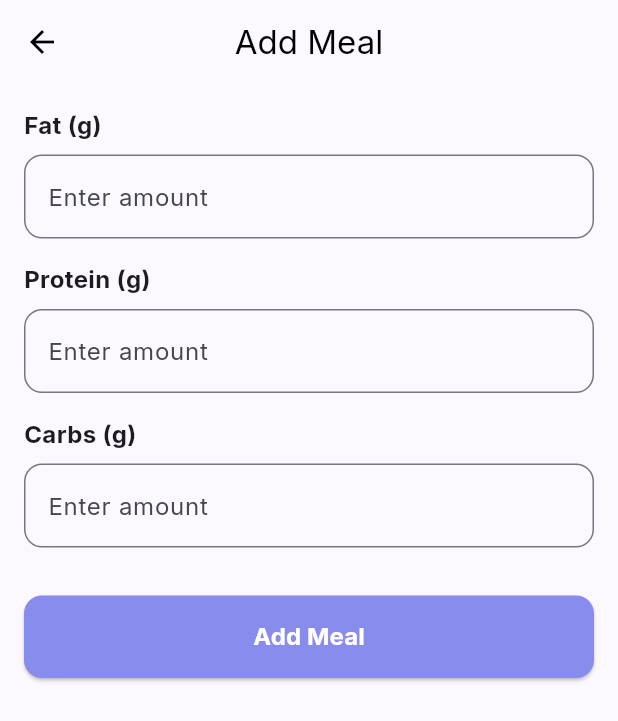
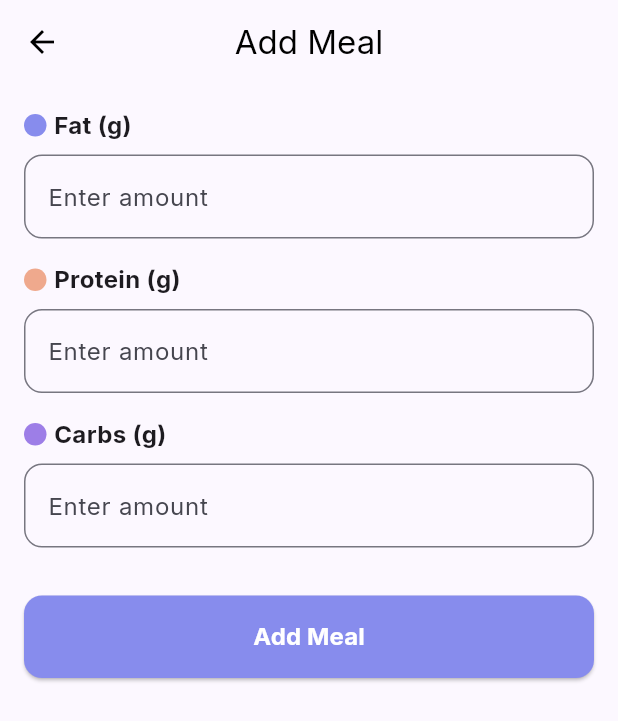
Before and after one commit to RITWIZSINGH/quamin-health-module-frontend, a Flutter app: the AddMealScreen screen opened directly, on a phone screen of 412 x 824 dp. Shown: the top 721 px of the screen. Run offline on Flutter 3.47's test engine with Material 3 defaults, Android fonts, the phone set to English and light mode, and no system bars; our stand-ins replace firebase_auth, firebase_core, fl_chart, flutter_svg, go_router, google_fonts and 2 more; accounts and stored records are empty; network calls fail.

Commit message:
Added custom swiping navigation between the main three tabs

```diff
--- a/lib/routes/custom_page_route.dart
+++ b/lib/routes/custom_page_route.dart
@@ -5,7 +5,7 @@ class CustomPageRoute extends PageRouteBuilder {
 
   CustomPageRoute({required this.child})
       : super(
-          transitionDuration: const Duration(milliseconds: 300),
+          transitionDuration: const Duration(milliseconds: 400),
           pageBuilder: (context, animation, secondaryAnimation) => child,
           transitionsBuilder: (context, animation, secondaryAnimation, child) {
             const begin = Offset(1.0, 0.0);
--- a/lib/screens/dashboard/highlightscreens/nutrition_tracker_screens/add_meal_screen.dart
+++ b/lib/screens/dashboard/highlightscreens/nutrition_tracker_screens/add_meal_screen.dart
@@ -37,15 +37,15 @@ class _AddMealScreenState extends State<AddMealScreen> {
           child: Column(
             crossAxisAlignment: CrossAxisAlignment.start,
             children: [
-              _buildNutrientInput('Fat (g)', (value) {
+              _buildNutrientInput('Fat (g)', Color(0xff878ced), (value) {
                 setState(() => _fat = double.parse(value));
               }),
               const SizedBox(height: 16),
-              _buildNutrientInput('Protein (g)', (value) {
+              _buildNutrientInput('Protein (g)', Color(0xffefa98d), (value) {
                 setState(() => _protein = double.parse(value));
               }),
               const SizedBox(height: 16),
-              _buildNutrientInput('Carbs (g)', (value) {
+              _buildNutrientInput('Carbs (g)', Color(0xff9d7ee7), (value) {
                 setState(() => _carbs = double.parse(value));
               }),
               const SizedBox(height: 32),
@@ -72,16 +72,31 @@ class _AddMealScreenState extends State<AddMealScreen> {
     );
   }
 
-  Widget _buildNutrientInput(String label, Function(String) onChanged) {
+  Widget _buildNutrientInput(
+      String label, Color color, Function(String) onChanged) {
     return Column(
       crossAxisAlignment: CrossAxisAlignment.start,
       children: [
+        Row(
+          mainAxisAlignment: MainAxisAlignment.start,
+          children: [
+            Container(
+              height: 15,
+              width: 15,
+              decoration: BoxDecoration(
+                  borderRadius: BorderRadius.circular(50), color: color),
+            ),
+            const SizedBox(
+              width: 5,
+            ),
             Text(
               label,
               style: const TextStyle(
                 fontSize: 16,
                 fontWeight: FontWeight.bold,
               ),
+            ),
+          ],
         ),
         const SizedBox(height: 8),
         TextFormField(
--- a/lib/screens/dashboard/tabs/overview_tab.dart
+++ b/lib/screens/dashboard/tabs/overview_tab.dart
@@ -3,6 +3,7 @@
 import 'package:flutter/material.dart';
 import 'package:quamin_health_module/routes/custom_page_route.dart';
 import 'package:quamin_health_module/screens/dashboard/all_health_data_screen.dart';
+import 'package:quamin_health_module/screens/dashboard/tabs/explore_tab.dart';
 
 class OverviewTab extends StatelessWidget {
   const OverviewTab({super.key});
```
Also changed, not shown: lib/screens/dashboard/dashboard_screen.dart (+35 -22 lines), lib/widgets/common/animated_page.dart (added, +20 -0 lines), lib/widgets/common/page_transitions.dart (added, +33 -0 lines). Lines whose indentation alone changed are shown as unchanged.
